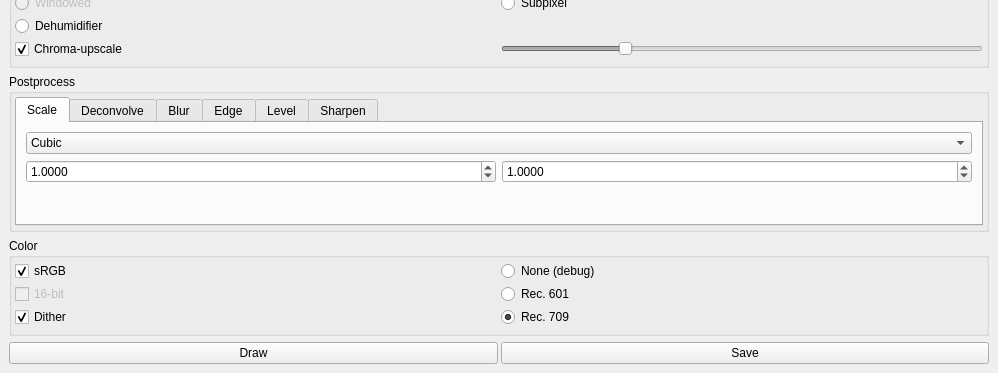
Old version of the form src/mainwindow.ui in the repository spillerrec/Overmix; both pictures show x 0 to 998 and y 397 to 770 of the 998 by 770 pixel window.
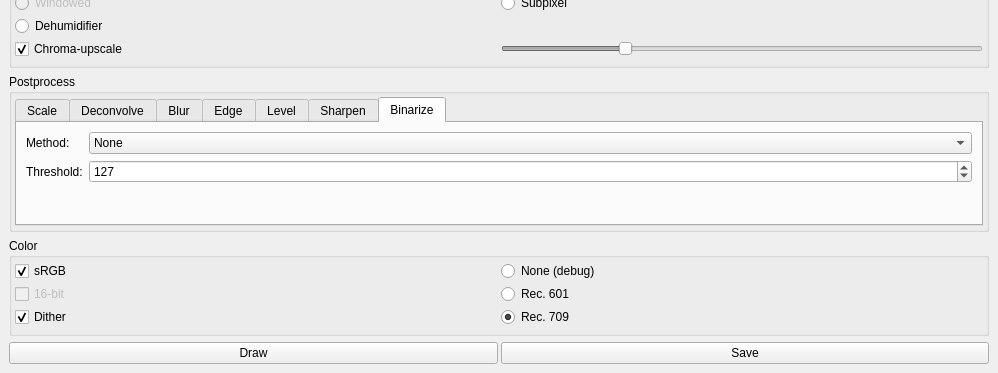
New version of the form. The open tabs and pages were chosen to show the change.

Commit message: ADD: plane binarization ADD: binarization in GUI ADD: for_each_pixel on a single plane ADD: min/max values for color

```diff
--- a/src/mainwindow.ui
+++ b/src/mainwindow.ui
@@ -1118,6 +1118,70 @@
              </item>
             </layout>
            </widget>
+           <widget class="QWidget" name="tab_11">
+            <attribute name="title">
+             <string>Binarize</string>
+            </attribute>
+            <layout class="QGridLayout" name="gridLayout_4">
+             <item row="0" column="0">
+              <widget class="QLabel" name="label_16">
+               <property name="text">
+                <string>Method:</string>
+               </property>
+              </widget>
+             </item>
+             <item row="1" column="2">
+              <widget class="QSpinBox" name="threshold_threshold">
+               <property name="maximum">
+                <number>255</number>
+               </property>
+               <property name="value">
+                <number>127</number>
+               </property>
+              </widget>
+             </item>
+             <item row="1" column="0">
+              <widget class="QLabel" name="label_15">
+               <property name="sizePolicy">
+                <sizepolicy hsizetype="Maximum" vsizetype="Preferred">
+                 <horstretch>0</horstretch>
+                 <verstretch>0</verstretch>
+                </sizepolicy>
+               </property>
+               <property name="text">
+                <string>Threshold:</string>
+               </property>
+              </widget>
+             </item>
+             <item row="0" column="2">
+              <widget class="QComboBox" name="threshold_method">
+               <item>
+                <property name="text">
+                 <string>None</string>
+                </property>
+               </item>
+               <item>
+                <property name="text">
+                 <string>Threshold</string>
+                </property>
+               </item>
+              </widget>
+             </item>
+             <item row="2" column="0">
+              <spacer name="verticalSpacer_10">
+               <property name="orientation">
+                <enum>Qt::Vertical</enum>
+               </property>
+               <property name="sizeHint" stdset="0">
+                <size>
+                 <width>0</width>
+                 <height>0</height>
+                </size>
+               </property>
+              </spacer>
+             </item>
+            </layout>
+           </widget>
           </widget>
          </item>
         </layout>
```
The commit also changes 5 other files.
